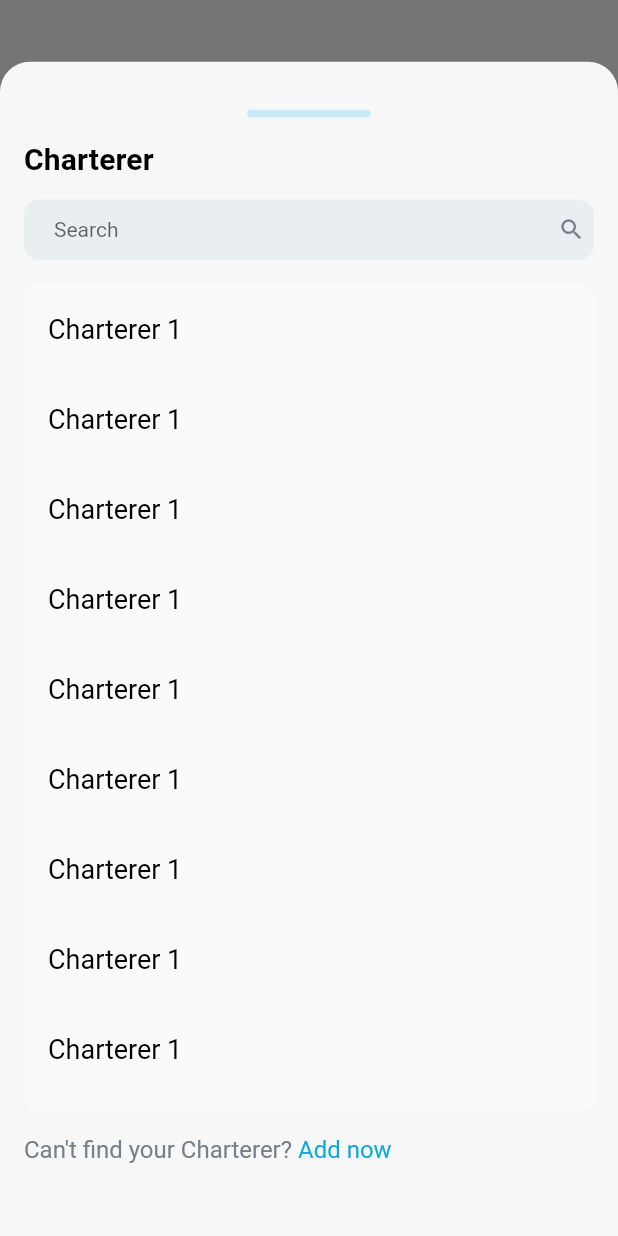
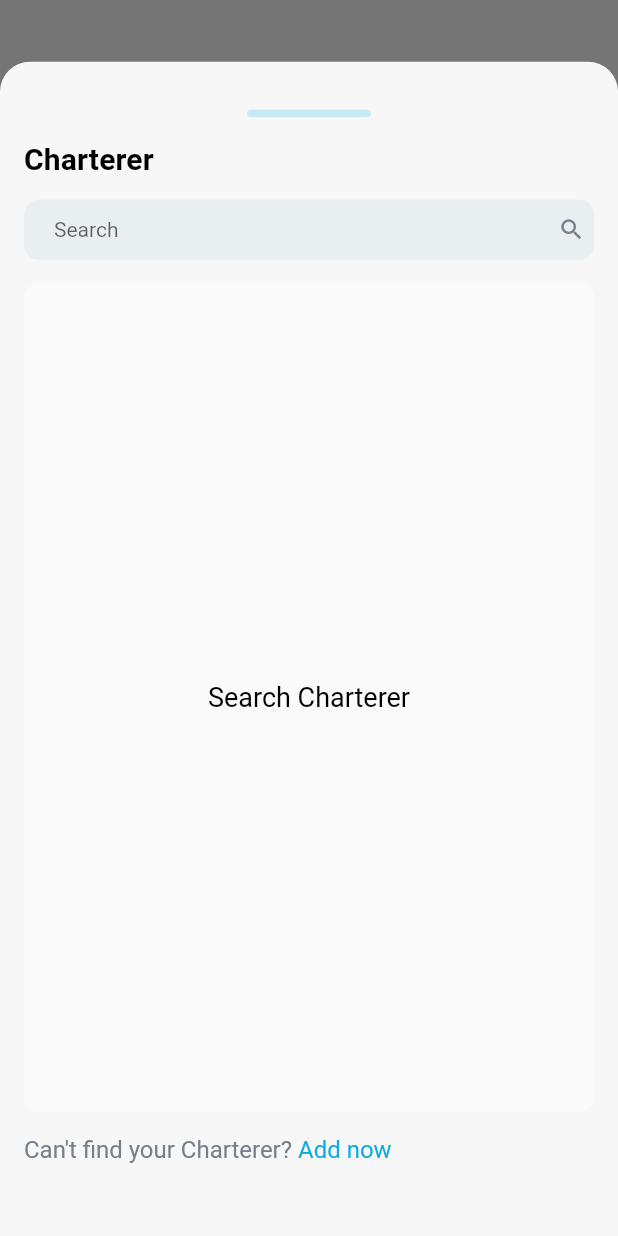
Before and after one commit to iamsahilsonawane/charterer_test_demo, a Flutter app: the screen it shows after launch, after a tap on "Search", on a phone screen of 412 x 824 dp. Run offline on Flutter 3.47's test engine with Material 2 defaults, Android fonts, the light colour scheme and no system bars; our stand-ins replace dio, equatable, flutter_bloc, get_it, shared_preferences.

Commit message:
feat: search api implementation

```diff
--- a/lib/data/data_sources/http/dio_http_source.dart
+++ b/lib/data/data_sources/http/dio_http_source.dart
@@ -54,7 +54,7 @@ class DioHttpService implements HttpSource {
 
         if ((responseData?.containsKey("error_flag") ?? false)) {
           if (responseData!["error_flag"] != "SUCCESS") {
-            errorMessage = responseData["error_flag"];
+            errorMessage = responseData["message"];
           }
         }
 
--- a/lib/domain/repositories/charterer_repository.dart
+++ b/lib/domain/repositories/charterer_repository.dart
@@ -1,8 +1,8 @@
-abstract class AuthRepository {
+abstract class ChartererRepository {
   String get path;
 
   Map<String, String> get authHeader;
 
-  Future<String> searchCharterers();
-  Future<String> addCharterer();
+  Future<List<String>> searchCharterers(String query);
+  Future<void> addCharterer();
 }
--- a/lib/injection_container.dart
+++ b/lib/injection_container.dart
@@ -1,8 +1,11 @@
 import 'package:charter_flutter/data/data_sources/http/dio_http_source.dart';
 import 'package:charter_flutter/data/data_sources/http/http_source.dart';
 import 'package:charter_flutter/data/repositories/auth_repository_impl.dart';
+import 'package:charter_flutter/data/repositories/charterer_repository.dart';
 import 'package:charter_flutter/domain/repositories/auth_repository.dart';
+import 'package:charter_flutter/domain/repositories/charterer_repository.dart';
 import 'package:charter_flutter/presentation/bloc/auth/auth_cubit.dart';
+import 'package:charter_flutter/presentation/bloc/charterer/search/search_cubit.dart';
 import 'package:charter_flutter/presentation/bloc/core/theme_bloc.dart';
 import 'package:get_it/get_it.dart';
 
@@ -11,7 +14,11 @@ final sl = GetIt.instance;
 Future<void> init() async {
   sl.registerFactory<ThemeBloc>(() => ThemeBloc());
   sl.registerFactory<AuthCubit>(() => AuthCubit(authRepository: sl.call()));
+  sl.registerFactory<SearchCubit>(
+      () => SearchCubit(charatererRepository: sl.call()));
 
   sl.registerLazySingleton<HttpSource>(() => DioHttpService());
   sl.registerLazySingleton<AuthRepository>(() => HttpAuthRepository(sl.call()));
+  sl.registerLazySingleton<ChartererRepository>(
+      () => HttpChartererRepository(sl.call()));
 }
--- a/lib/main.dart
+++ b/lib/main.dart
@@ -1,4 +1,5 @@
 import 'package:charter_flutter/presentation/bloc/auth/auth_cubit.dart';
+import 'package:charter_flutter/presentation/bloc/charterer/search/search_cubit.dart';
 import 'package:charter_flutter/presentation/bloc/core/theme_bloc.dart';
 import 'package:charter_flutter/presentation/bloc/core/theme_state.dart';
 import 'package:flutter/material.dart';
@@ -26,6 +27,7 @@ class MyApp extends StatelessWidget {
       providers: [
         BlocProvider(create: (_) => di.sl<ThemeBloc>()),
         BlocProvider(create: (_) => di.sl<AuthCubit>()),
+        BlocProvider(create: (_) => di.sl<SearchCubit>()),
       ],
       child: BlocBuilder<ThemeBloc, ThemeState>(
           builder: (BuildContext context, ThemeState themeState) {
--- /dev/null
+++ b/lib/presentation/bloc/charterer/search/search_cubit.dart
@@ -0,0 +1,31 @@
+import 'package:charter_flutter/data/exceptions/http_exception.dart';
+import 'package:charter_flutter/domain/repositories/charterer_repository.dart';
+import 'package:flutter_bloc/flutter_bloc.dart';
+import 'package:equatable/equatable.dart';
+
+part 'search_state.dart';
+
+class SearchCubit extends Cubit<SearchState> {
+  final ChartererRepository charatererRepository;
+
+  SearchCubit({required this.charatererRepository}) : super(SearchInitial());
+
+  Future<void> search(String query) async {
+    try {
+      emit(SearchLoading());
+      if (query == "") {
+        emit(const SearchData(results: []));
+        return;
+      }
+      List<String> charaterers =
+          await charatererRepository.searchCharterers(query);
+      emit(SearchData(results: charaterers));
+    } catch (e) {
+      if (e is HttpException) {
+        emit(SearchError(e.message ?? "Something went wrong"));
+      } else {
+        emit(SearchError(e.toString()));
+      }
+    }
+  }
+}
--- /dev/null
+++ b/lib/presentation/bloc/charterer/search/search_state.dart
@@ -0,0 +1,31 @@
+part of 'search_cubit.dart';
+
+abstract class SearchState extends Equatable {
+  const SearchState();
+}
+
+class SearchLoading extends SearchState {
+  @override
+  List<Object> get props => [];
+}
+
+class SearchInitial extends SearchState {
+  @override
+  List<Object> get props => [];
+}
+
+class SearchData extends SearchState {
+  final List<String> results;
+
+  const SearchData({required this.results});
+  @override
+  List<Object> get props => [];
+}
+
+class SearchError extends SearchState {
+  final String error;
+
+  const SearchError(this.error);
+  @override
+  List<Object> get props => [];
+}
--- a/lib/presentation/pages/home_page/home_page.dart
+++ b/lib/presentation/pages/home_page/home_page.dart
@@ -1,4 +1,5 @@
 import 'package:charter_flutter/presentation/bloc/auth/auth_cubit.dart';
+import 'package:charter_flutter/presentation/bloc/charterer/search/search_cubit.dart';
 import 'package:charter_flutter/presentation/bloc/core/theme_bloc.dart';
 import 'package:charter_flutter/presentation/core/themes.dart';
 import 'package:charter_flutter/presentation/core/ui_helpers.dart';
@@ -125,9 +126,13 @@ class ChartererListing extends StatelessWidget {
             style: textTheme(context).titleSmall,
           ),
           verticalSpaceRegular,
-          const AppTextField(
+          AppTextField(
             hintText: "Search",
-            suffixIcon: Icon(Icons.search, color: AppColors.greyIconColor),
+            suffixIcon:
+                const Icon(Icons.search, color: AppColors.greyIconColor),
+            onChanged: (query) {
+              context.read<SearchCubit>().search(query);
+            },
           ),
           verticalSpaceRegular,
           Flexible(
@@ -141,18 +146,53 @@ class ChartererListing extends StatelessWidget {
                 shape: RoundedRectangleBorder(
                   borderRadius: BorderRadius.circular(10.0),
                 ),
-                child: ListView.builder(
-                  itemCount: 10,
+                child: BlocBuilder<SearchCubit, SearchState>(
+                    builder: (context, state) {
+                  if (state is SearchInitial) {
+                    return const Center(
+                      child: Text("Search Charterer"),
+                    );
+                  } else if (state is SearchLoading) {
+                    return const Center(
+                      child: CircularProgressIndicator(),
+                    );
+                  } else if (state is SearchData) {
+                    final results = state.results;
+                    if (results.isEmpty) {
+                      return const Center(
+                        child: Text("Search Charterer"),
+                      );
+                    }
+                    return ListView.builder(
+                      itemCount: results.length,
                       itemBuilder: (context, index) {
                         return ListTile(
                           onTap: () {},
                           contentPadding: const EdgeInsets.symmetric(
                               horizontal: 16, vertical: 2),
-                      title: Text("Charterer 1",
+                          title: Text(results[index],
                               style: textTheme(context).bodyMedium),
                         );
                       },
+                    );
+                  } else if (state is SearchError) {
+                    return Center(
+                      child: Column(
+                        mainAxisSize: MainAxisSize.min,
+                        mainAxisAlignment: MainAxisAlignment.center,
+                        children: [
+                          const Icon(Icons.error, color: Colors.red),
+                          Text(state.error,
+                              style: textTheme(context).bodyMedium)
+                        ],
                       ),
+                    );
+                  } else {
+                    return const Center(
+                      child: Text("Search Charterer"),
+                    );
+                  }
+                }),
               ),
             ),
           ),
```
Also changed, not shown: lib/data/repositories/charterer_repository.dart (+34 -0 lines). Lines whose indentation alone changed are shown as unchanged.
